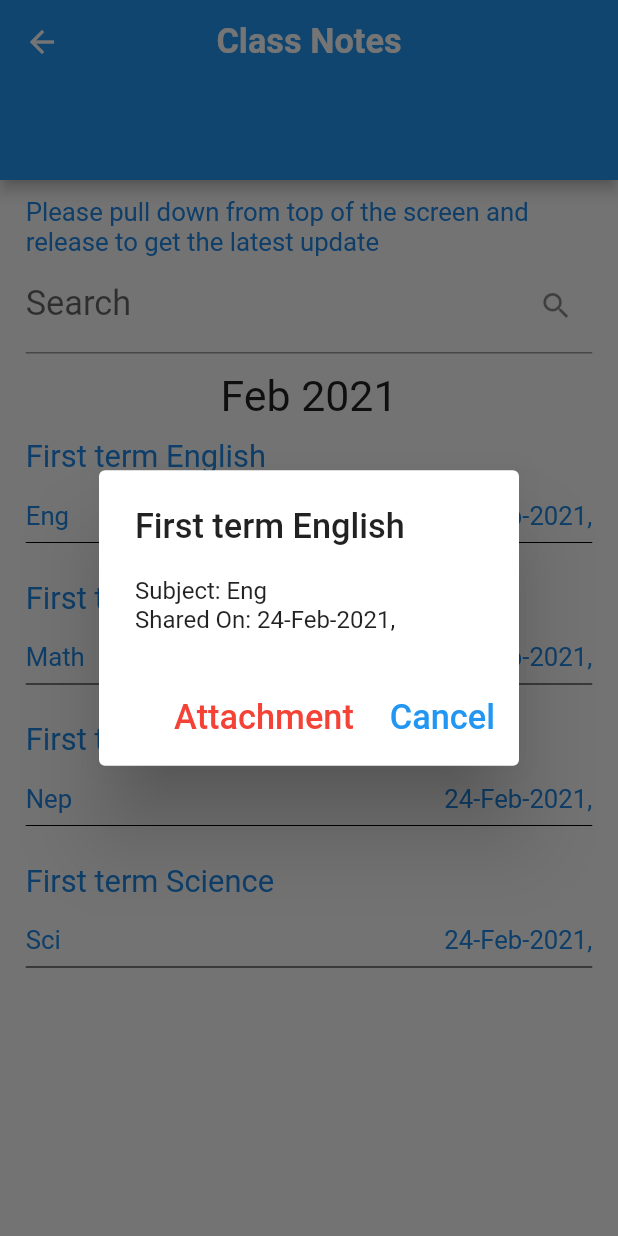
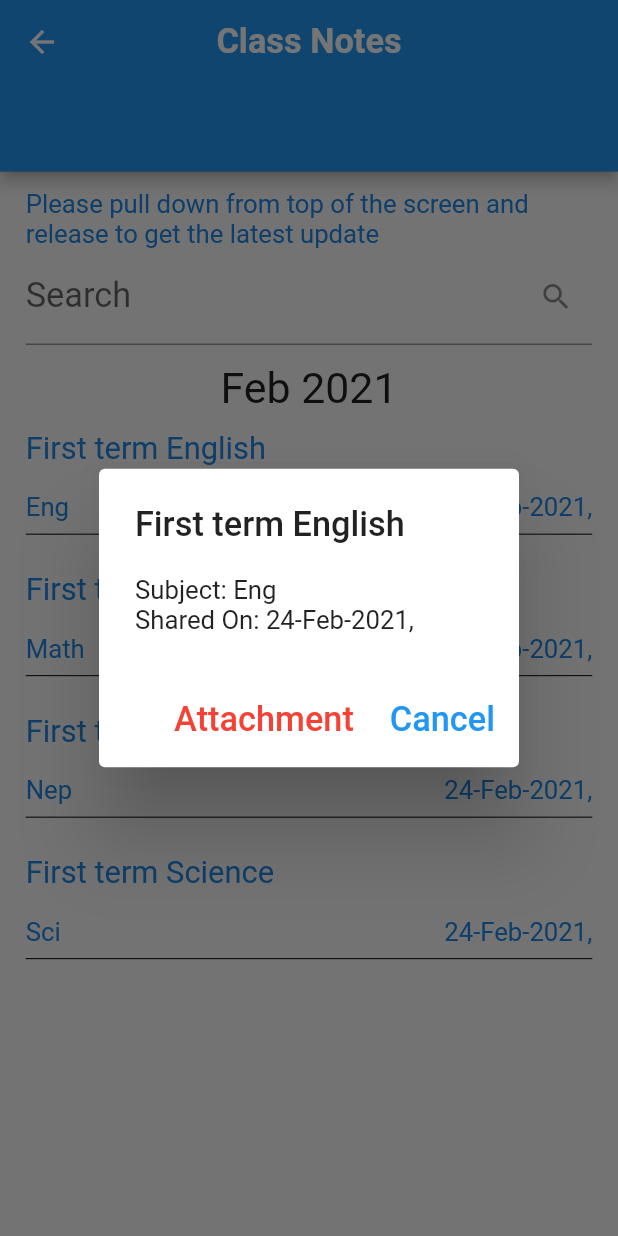
Before and after one commit to HarambeGople69/ACT-project, a Flutter app: the ClassNotes screen opened directly, after a tap on "First term English", on a phone screen of 412 x 824 dp. Run offline on Flutter 3.47's test engine with Material 2 defaults, Android fonts, the phone set to English and light mode, and no system bars; our stand-ins replace device_preview, flutter_screenutil; missing offline and left inert: syncfusion_flutter_pdfviewer.

```diff
--- a/lib/main.dart
+++ b/lib/main.dart
@@ -3,7 +3,7 @@ import 'package:flutter/foundation.dart';
 import 'package:flutter/material.dart';
 import 'package:flutter_screenutil/flutter_screenutil.dart';
 import 'package:myapp/screens/auth/login_page.dart';
-import 'package:myapp/screens/pages/home_pages.dart';
+import 'package:myapp/screens/pages/dashboard.dart';
 
 // void main() => runApp(
 //       DevicePreview(
--- /dev/null
+++ b/lib/models/class_note_models.dart
@@ -0,0 +1,15 @@
+import 'package:flutter/material.dart';
+
+class ClassNoteModel {
+  final String title;
+  final String subject;
+  final String date;
+  final String path;
+
+  ClassNoteModel({
+    required this.title,
+    required this.subject,
+    required this.date,
+    required this.path,
+  });
+}
--- a/lib/screens/pages/class_notes/class_notes.dart
+++ b/lib/screens/pages/class_notes/class_notes.dart
@@ -1,5 +1,6 @@
 import 'package:flutter/material.dart';
 import 'package:flutter_screenutil/flutter_screenutil.dart';
+import 'package:myapp/models/class_note_models.dart';
 import 'package:myapp/utils/styles.dart';
 import 'package:myapp/widgets/custom_class_notes_tile.dart';
 
@@ -11,12 +12,40 @@ class ClassNotes extends StatefulWidget {
 }
 
 class _ClassNotesState extends State<ClassNotes> {
+  List<ClassNoteModel> notesList = [
+    ClassNoteModel(
+      title: "First term English",
+      subject: "Eng",
+      date: "24-Feb-2021,",
+      path: "images/english.pdf",
+    ),
+    ClassNoteModel(
+      title: "First term Math",
+      subject: "Math",
+      date: "24-Feb-2021,",
+      path: "images/math.pdf",
+    ),
+    ClassNoteModel(
+      title: "First term Nepali ",
+      subject: "Nep",
+      date: "24-Feb-2021,",
+      path: "images/nepali.pdf",
+    ),
+    ClassNoteModel(
+      title: "First term Science ",
+      subject: "Sci",
+      date: "24-Feb-2021,",
+      path: "images/science.pdf",
+    ),
+  ];
   @override
   Widget build(BuildContext context) {
     return Scaffold(
       appBar: PreferredSize(
         preferredSize: Size.fromHeight(
-          120,
+          ScreenUtil().setSp(
+            100,
+          ),
         ),
         child: AppBar(
           title: Text(
@@ -66,34 +95,22 @@ class _ClassNotesState extends State<ClassNotes> {
                 ),
               ),
             ),
+            // CustomClass(
+            //         title: "First term English ",
+            //         subject: "Eng",
+            //         date: "24-Feb-2021,",
+            //         path: "images/english.pdf",
+            //       ),
             Expanded(
-                child: ListView(
-              children: [
-                CustomClass(
-                  title: "First term English ",
-                  subject: "Eng",
-                  date: "24-Feb-2021,",
-                  path: "images/english.pdf",
-                ),
-                CustomClass(
-                  title: "First term Math ",
-                  subject: "Math",
-                  date: "24-Feb-2021,",
-                  path: "images/math.pdf",
-                ),
-                CustomClass(
-                  title: "First term Nepali ",
-                  subject: "Nep",
-                  date: "24-Feb-2021,",
-                  path: "images/nepali.pdf",
-                ),
-                CustomClass(
-                  title: "First term Science ",
-                  subject: "Sci",
-                  date: "24-Feb-2021,",
-                  path: "images/science.pdf",
-                ),
-              ],
+                child: ListView.builder(
+              itemCount: notesList.length,
+              itemBuilder: (context, index) {
+                return CustomClass(
+                    title: notesList[index].title,
+                    subject: notesList[index].subject,
+                    date: notesList[index].date,
+                    path: notesList[index].path);
+              },
             ))
           ],
         ),
--- a/lib/screens/pages/fee/installment_tab.dart
+++ b/lib/screens/pages/fee/installment_tab.dart
@@ -51,7 +51,7 @@ class _InstallmentState extends State<Installment> {
                     ),
                   ),
                   Text(
-                    "KD 0.000",
+                    "NRS 0.000",
                     style: feeStyle,
                   ),
                   ElevatedButton(
--- a/lib/widgets/custom_class_notes_tile.dart
+++ b/lib/widgets/custom_class_notes_tile.dart
@@ -36,8 +36,18 @@ class _CustomClassState extends State<CustomClass> {
               mainAxisSize: MainAxisSize.min,
               crossAxisAlignment: CrossAxisAlignment.start,
               children: [
-                Text("Subject: ${widget.subject}"),
-                Text("Shared On: ${widget.date}"),
+                Text(
+                  "Subject: ${widget.subject}",
+                  style: TextStyle(
+                    fontSize: ScreenUtil().setSp(15),
+                  ),
+                ),
+                Text(
+                  "Shared On: ${widget.date}",
+                  style: TextStyle(
+                    fontSize: ScreenUtil().setSp(15),
+                  ),
+                ),
               ],
             ),
             actions: [
```
Also changed, not shown: lib/models/assignment_models.dart (added, +17 -0 lines), lib/models/circular_tab_model.dart (added, +13 -0 lines), lib/screens/pages/assignment/assignment.dart (added, +108 -0 lines), lib/screens/pages/circular/circular_tab.dart (+38 -28 lines), lib/screens/pages/dashboard.dart (renamed from lib/screens/pages/home_pages.dart, +9 -1 lines), lib/utils/styles.dart (+7 -0 lines), lib/widgets/custom_assignment_info.dart (added, +221 -0 lines).
